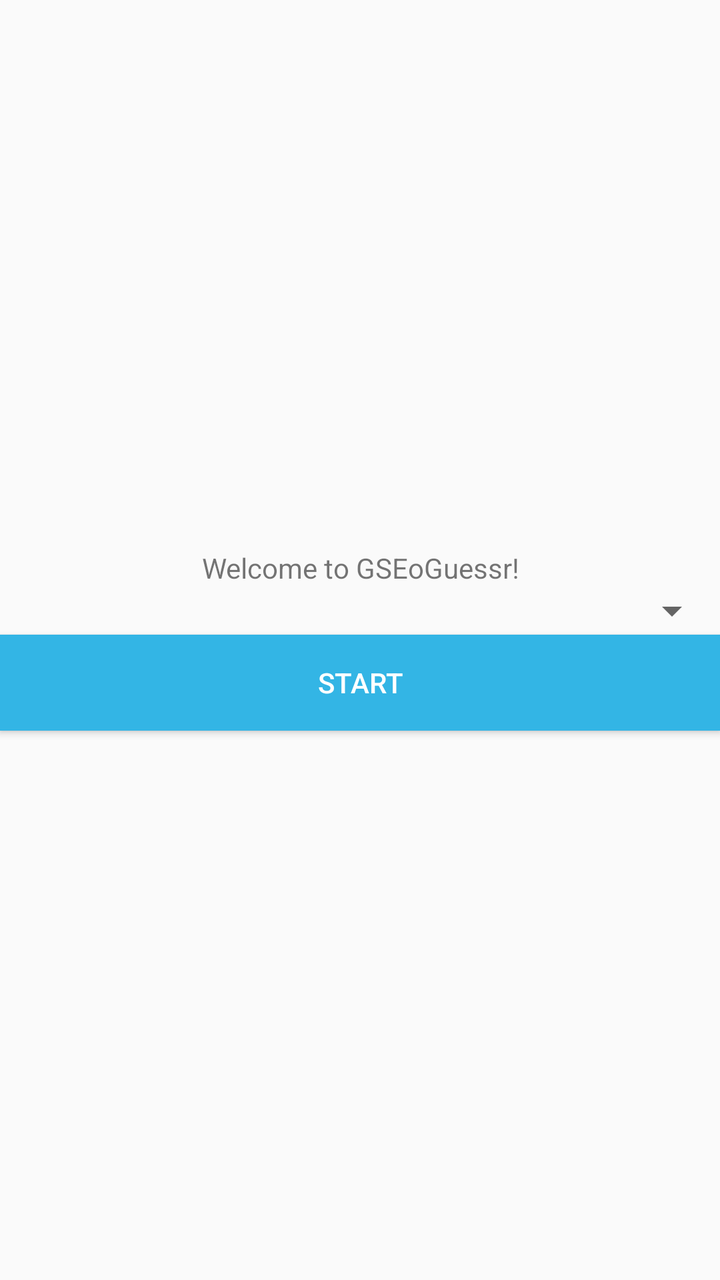
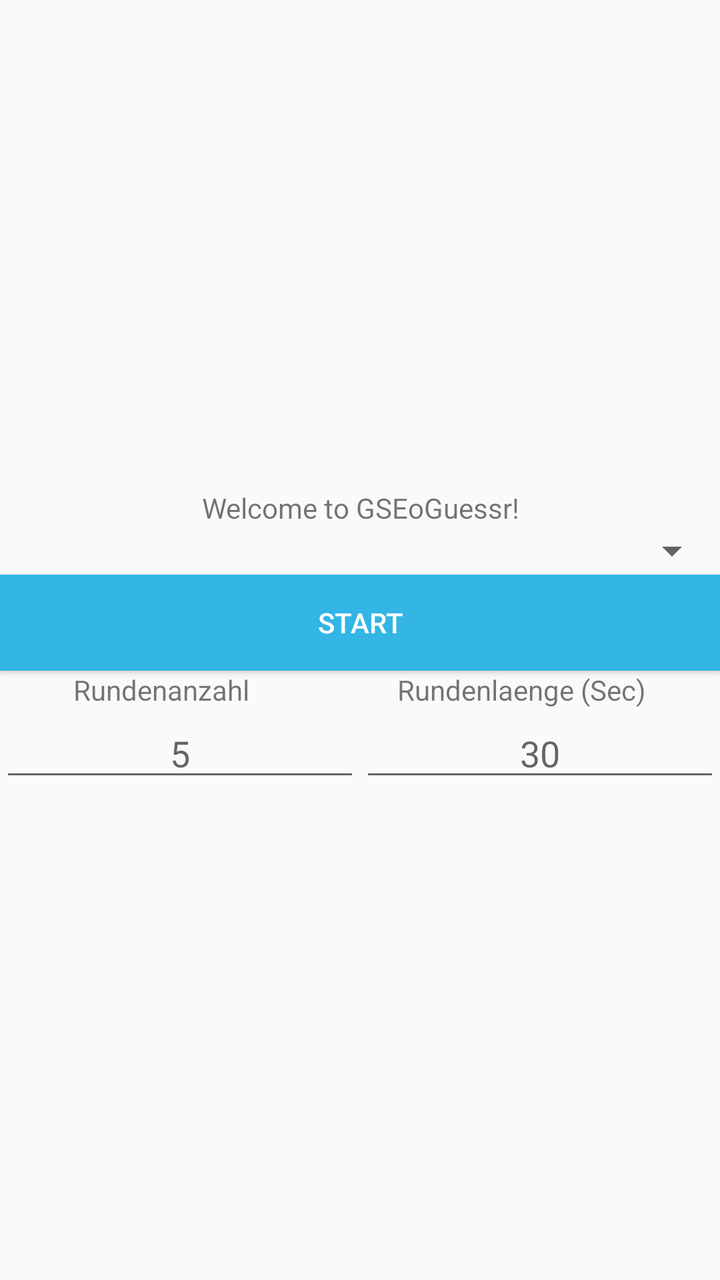

The first picture is an Android layout as it rendered before a commit; the second is the same layout after the commit. The layout source and the unified diff follow.
<!-- AndroidManifest.xml: application theme Theme.Explo -->
<!-- res/layout/activity_main.xml -->
<?xml version="1.0" encoding="utf-8"?>
<LinearLayout xmlns:android="http://schemas.android.com/apk/res/android"
    xmlns:app="http://schemas.android.com/apk/res-auto"
    xmlns:tools="http://schemas.android.com/tools"
    android:layout_width="match_parent"
    android:layout_height="match_parent"
    android:gravity="center_vertical"
    android:orientation="vertical"
    tools:context=".MainActivity">

    <TextView
        android:id="@+id/welcomeMessage"
        android:layout_width="match_parent"
        android:layout_height="wrap_content"
        android:gravity="center_horizontal"
        android:text="Welcome to GSEoGuessr!" />

    <Spinner
        android:id="@+id/spinner"
        android:layout_width="match_parent"
        android:layout_height="wrap_content" />

    <Button
        android:id="@+id/startButton"
        android:layout_width="match_parent"
        android:layout_height="wrap_content"
        android:background="@android:color/holo_blue_light"
        android:textColor="@android:color/white"
        android:text="Start" />

</LinearLayout>
<!-- resources referenced by this layout -->
<resources>
  <style name="Theme.Explo" parent="Base.Theme.Explo" />
  <style name="Base.Theme.Explo" parent="Theme.AppCompat.Light.NoActionBar">
          
          
      </style>
</resources>

<!-- the commit's change to res/layout/activity_main.xml (unified diff, before → after) -->
@@ -28,4 +28,53 @@
         android:textColor="@android:color/white"
         android:text="Start" />
 
+    <LinearLayout
+        android:layout_width="match_parent"
+        android:layout_height="wrap_content"
+        android:orientation="horizontal">
+
+        <TextView
+            android:id="@+id/rundenAnzahlText"
+            android:layout_width="wrap_content"
+            android:layout_height="wrap_content"
+            android:layout_weight="1"
+            android:gravity="center_horizontal"
+            android:text="Rundenanzahl" />
+
+        <TextView
+            android:id="@+id/rundenlaengeText"
+            android:layout_width="wrap_content"
+            android:layout_height="wrap_content"
+            android:layout_weight="1"
+            android:gravity="center_horizontal"
+            android:text="Rundenlaenge (Sec)" />
+    </LinearLayout>
+
+    <LinearLayout
+        android:layout_width="match_parent"
+        android:layout_height="wrap_content"
+        android:orientation="horizontal">
+
+        <EditText
+            android:id="@+id/rundenanzahlField"
+            android:layout_width="wrap_content"
+            android:layout_height="wrap_content"
+            android:layout_weight="1"
+            android:ems="10"
+            android:gravity="center_horizontal"
+            android:hint="5"
+            android:inputType="numberSigned|numberDecimal" />
+
+        <EditText
+            android:id="@+id/rundenlaengeField"
+            android:layout_width="wrap_content"
+            android:layout_height="wrap_content"
+            android:layout_weight="1"
+            android:ems="10"
+            android:gravity="center_horizontal"
+            android:hint="30"
+            android:inputType="numberSigned|numberDecimal" />
+
+    </LinearLayout>
+
 </LinearLayout>
